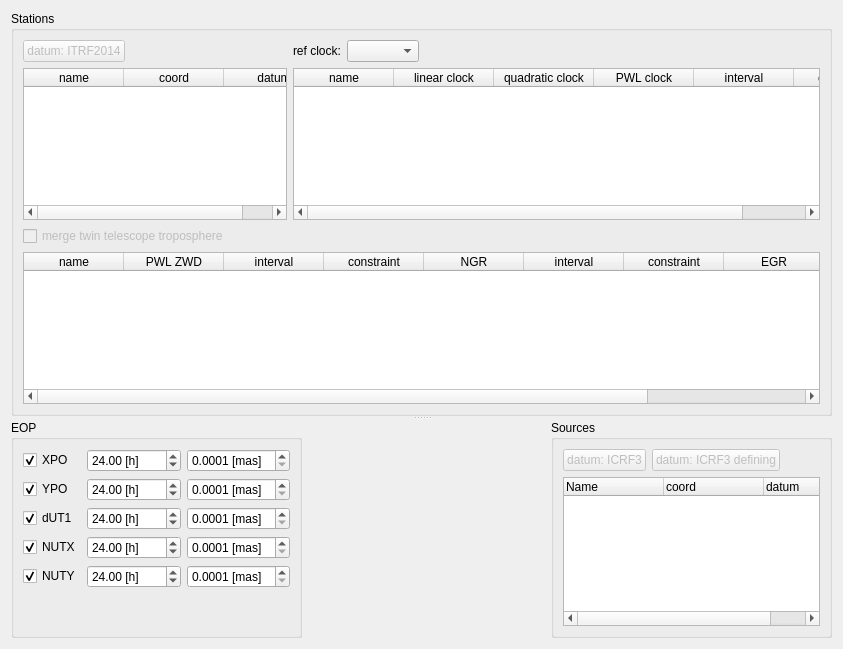
The window that Widgets/solver.ui (TUW-VieVS/VieSchedppGUI) describes before a commit, drawn with Qt 5.
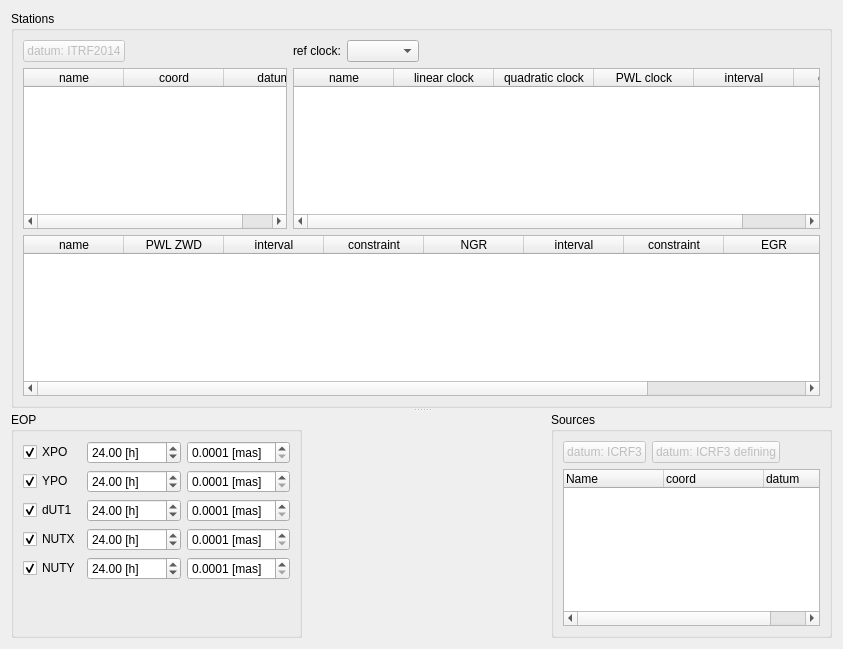
The same window after the commit.

Diff of the .ui file:
```diff
--- a/Widgets/solver.ui
+++ b/Widgets/solver.ui
@@ -186,33 +186,6 @@
          </item>
         </layout>
        </item>
-       <item>
-        <layout class="QHBoxLayout" name="horizontalLayout_5">
-         <item>
-          <widget class="QCheckBox" name="checkBox_6">
-           <property name="enabled">
-            <bool>false</bool>
-           </property>
-           <property name="text">
-            <string>merge twin telescope troposphere</string>
-           </property>
-          </widget>
-         </item>
-         <item>
-          <spacer name="horizontalSpacer_5">
-           <property name="orientation">
-            <enum>Qt::Horizontal</enum>
-           </property>
-           <property name="sizeHint" stdset="0">
-            <size>
-             <width>40</width>
-             <height>20</height>
-            </size>
-           </property>
-          </spacer>
-         </item>
-        </layout>
-       </item>
        <item>
         <layout class="QHBoxLayout" name="horizontalLayout_7">
          <item>
```
